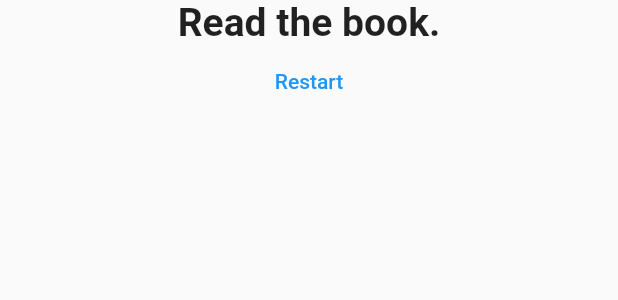
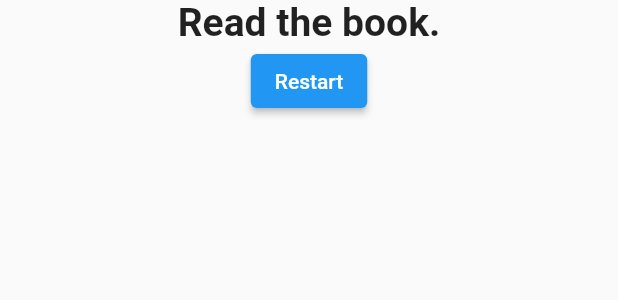
Before and after one commit to sean-xiao-zhao7/flutter_quiz, a Flutter app: the Result widget shown alone on an empty page, opened directly with empty values, on a phone screen of 412 x 824 dp. Shown: the top 300 px of the screen. Run offline on Flutter 3.47's test engine with Material 2 defaults, Android fonts, the phone set to English and light mode, and no system bars.

Commit message:
Use raisedbutton

```diff
--- a/lib/result.dart
+++ b/lib/result.dart
@@ -16,10 +16,10 @@ class Result extends StatelessWidget {
         child: Column(children: <Widget>[
       Text(resultPhrase,
           style: TextStyle(fontSize: 26, fontWeight: FontWeight.bold)),
-      TextButton(
+      ElevatedButton(
           child: Text('Restart'),
           style: ButtonStyle(
-              foregroundColor: MaterialStateProperty.all(Colors.blue)),
+              foregroundColor: MaterialStateProperty.all(Colors.white)),
           onPressed: () => restart()),
     ]));
   }
```
